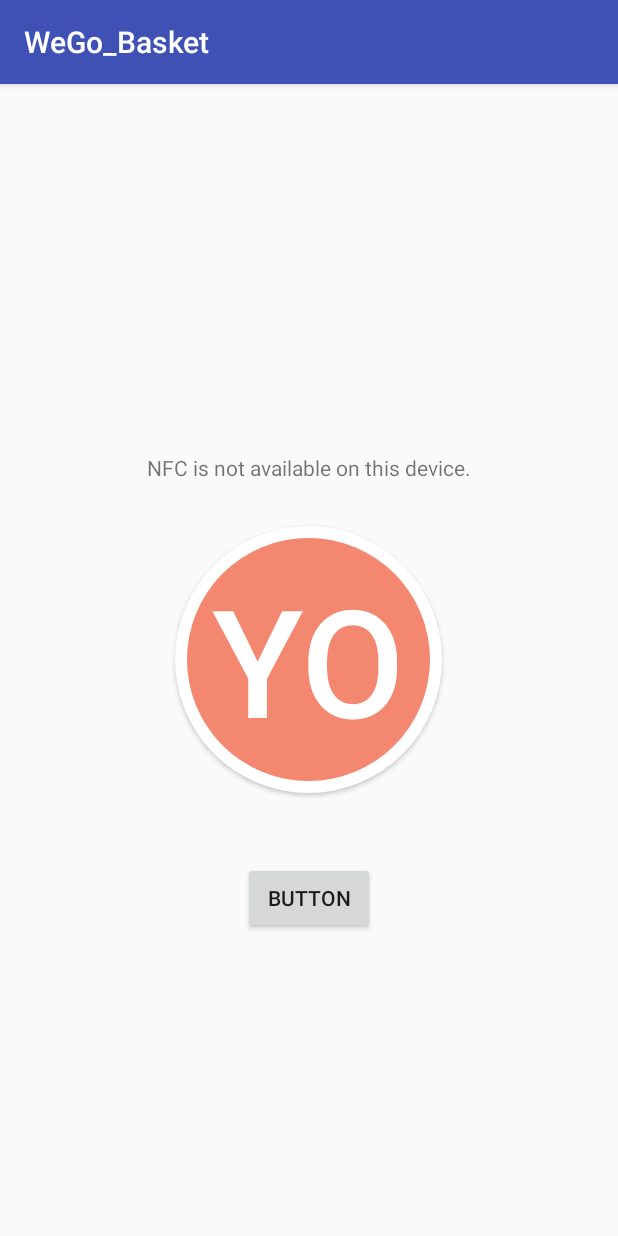
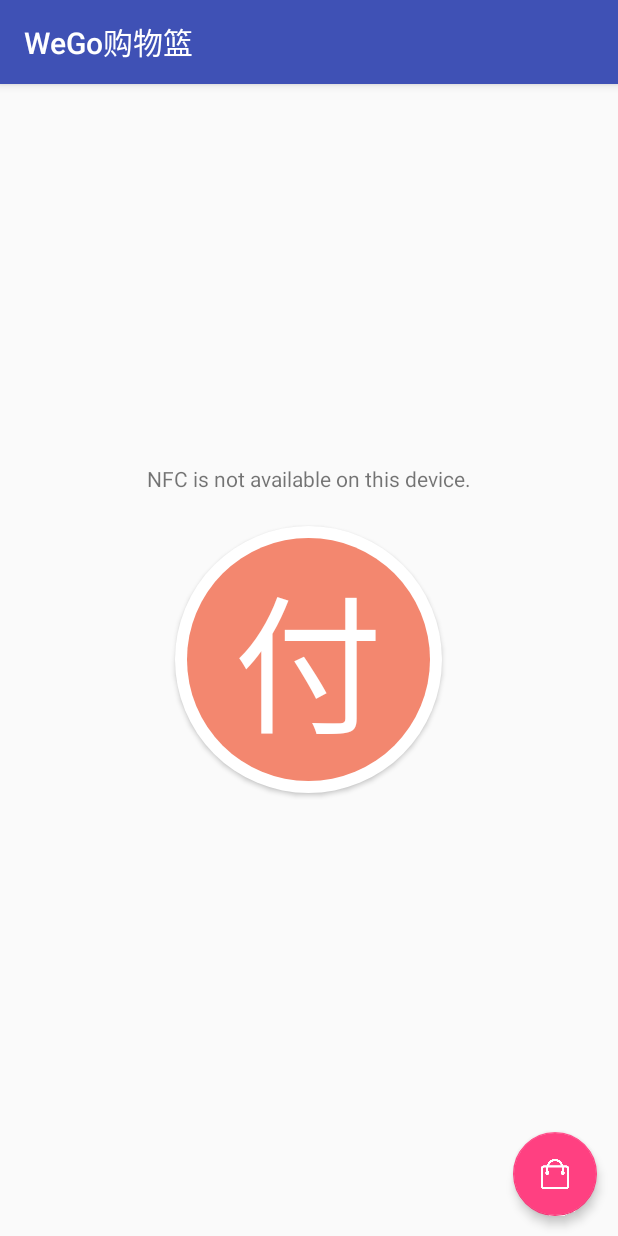
Before and after one commit to ZJUWeGo/WeGo, an Android app: the screen it shows after launch (MainActivity), after a tap on "YO", on a phone screen of 412 x 824 dp. Run offline under Robolectric (Android 15) with nearby library versions, the phone set to English and light mode, and no system bars; 1 other tap on this screen came first.

Commit message:
basket-更改了一些UI

```diff
--- a/WeGo_basket/app/build.gradle
+++ b/WeGo_basket/app/build.gradle
@@ -25,6 +25,7 @@ dependencies {
         exclude group: 'com.android.support', module: 'support-annotations'
     })
     compile 'com.android.support:appcompat-v7:26.+'
+    compile 'com.android.support:design:26.+'
     compile 'com.android.support.constraint:constraint-layout:1.0.2'
     testCompile 'junit:junit:4.12'
 }
--- a/WeGo_basket/app/src/main/AndroidManifest.xml
+++ b/WeGo_basket/app/src/main/AndroidManifest.xml
@@ -20,7 +20,9 @@
         android:roundIcon="@mipmap/ic_launcher_round"
         android:supportsRtl="true"
         android:theme="@style/AppTheme">
-        <activity android:name=".MainActivity">
+        <activity
+            android:name=".MainActivity"
+            android:launchMode="singleTop">
             <intent-filter>
                 <action android:name="android.intent.action.MAIN" />
 
--- a/WeGo_basket/app/src/main/java/com/wego/wego_basket/MainActivity.java
+++ b/WeGo_basket/app/src/main/java/com/wego/wego_basket/MainActivity.java
@@ -9,6 +9,7 @@ import android.os.Handler;
 import android.os.Message;
 import android.os.Parcelable;
 import android.provider.Settings;
+import android.support.design.widget.FloatingActionButton;
 import android.support.v7.app.AppCompatActivity;
 import android.os.Bundle;
 import android.text.format.Time;
@@ -20,6 +21,9 @@ import android.view.View;
 import android.widget.Button;
 import android.widget.TextView;
 import android.widget.Toast;
+
+import java.util.Timer;
+import java.util.TimerTask;
 
 import static com.wego.wego_basket.WriteText.createTextRecord;
 
@@ -44,13 +48,26 @@ public class MainActivity extends BaseNfcActivity implements NfcAdapter.CreateNd
                 myItemList.printItem();
                 myItemListText = myItemList.getItem();
 
-                //nfc发送
                 payBtn.setText("Yo");
-                System.out.println("hahaha");
+                Timer timer = new Timer();
+                TimerTask timerTask = new TimerTask() {
+                    @Override
+                    public void run() {
+                        runOnUiThread(new Runnable() {
+                            @Override
+                            public void run() {
+                                payBtn.setText("付");
+                            }
+                        });
+                    }
+                };
+
+                timer.schedule(timerTask,3000);
+                //System.out.println("hahaha");
             }
         });
 
-        final Button readBtn = (Button) findViewById(R.id.readItemBtn);
+        final FloatingActionButton readBtn = (FloatingActionButton) findViewById(R.id.readItemBtn);
         readBtn.setOnClickListener(new View.OnClickListener() {
             @Override
             public void onClick(View view) {
@@ -80,23 +97,6 @@ public class MainActivity extends BaseNfcActivity implements NfcAdapter.CreateNd
      */
     @Override
     public NdefMessage createNdefMessage(NfcEvent event) {
-//        Time time = new Time();
-//        time.setToNow();
-//        String text = ("Beam me up!\n\n" +
-//                "Beam Time: " + time.format("%H:%M:%S"));
-//        NdefMessage msg = new NdefMessage(NdefRecord.createMime(
-//                "application/ju88.hellonfc", text.getBytes())
-//                /**
-//                 * The Android Application Record (AAR) is commented out. When a device
-//                 * receives a push with an AAR in it, the application specified in the AAR
-//                 * is guaranteed to run. The AAR overrides the tag dispatch system.
-//                 * You can add it back in to guarantee that this
-//                 * activity starts when receiving a beamed message. For now, this code
-//                 * uses the tag dispatch system.
-//                 */
-//                //,NdefRecord.createApplicationRecord("com.example.android.beam")
-//        );
-
         NdefMessage msg = new NdefMessage(
                 new NdefRecord[] { createTextRecord(myItemListText) });
         return msg;
@@ -149,6 +149,19 @@ public class MainActivity extends BaseNfcActivity implements NfcAdapter.CreateNd
         NdefMessage msg = (NdefMessage) rawMsgs[0];
         // record 0 contains the MIME type, record 1 is the AAR, if present
         mInfoText.setText(new String(msg.getRecords()[0].getPayload()));
+        Timer timer = new Timer();
+        TimerTask timerTask = new TimerTask() {
+            @Override
+            public void run() {
+                runOnUiThread(new Runnable() {
+                    @Override
+                    public void run() {
+                        mInfoText.setText("");
+                    }
+                });
+            }
+        };
+        timer.schedule(timerTask,1000);
     }
 
     @Override
--- a/WeGo_basket/app/src/main/res/layout/activity_main.xml
+++ b/WeGo_basket/app/src/main/res/layout/activity_main.xml
@@ -8,8 +8,6 @@
 
 
     <Button
-        android:layout_centerHorizontal="true"
-        android:layout_centerVertical="true"
         android:id="@+id/payBtn"
         android:layout_width="wrap_content"
         android:layout_height="wrap_content"
@@ -19,24 +17,31 @@
         android:textSize="@dimen/payButtonTextSize"
         android:background="@drawable/bg_special_disease_circle"
         tools:layout_editor_absoluteY="166dp"
-        tools:layout_editor_absoluteX="103dp" />
+        tools:layout_editor_absoluteX="103dp"
+        android:layout_centerVertical="true"
+        android:layout_centerHorizontal="true" />
 
     <TextView
         android:id="@+id/textView"
         android:layout_width="wrap_content"
         android:layout_height="wrap_content"
-        android:text="TextView"
         android:layout_above="@+id/payBtn"
         android:layout_centerHorizontal="true"
-        android:layout_marginBottom="29dp" />
+        android:layout_marginBottom="22dp" />
 
-    <Button
+    <android.support.design.widget.FloatingActionButton
         android:id="@+id/readItemBtn"
         android:layout_width="wrap_content"
         android:layout_height="wrap_content"
-        android:layout_below="@+id/payBtn"
-        android:layout_centerHorizontal="true"
-        android:layout_marginTop="46dp"
-        android:text="Button" />
+        android:layout_alignParentBottom="true"
+        android:layout_alignParentEnd="true"
+        android:layout_marginBottom="13dp"
+        android:layout_marginEnd="14dp"
+        android:clickable="true"
+        android:theme="@style/MyFloatActionButton"
+        app:elevation="4dp"
+        app:fabSize="normal"
+        app:rippleColor="#880E4F"
+        app:srcCompat="@drawable/ic_readitem" />
 
 </RelativeLayout>
--- a/WeGo_basket/app/src/main/res/layout/activity_read_item.xml
+++ b/WeGo_basket/app/src/main/res/layout/activity_read_item.xml
@@ -10,10 +10,10 @@
         android:id="@+id/itemText"
         android:layout_width="wrap_content"
         android:layout_height="wrap_content"
-        android:text="TextView"
+        android:text="请将手机靠近商品NFC标签"
         android:textSize="24sp"
-        app:layout_constraintBottom_toBottomOf="parent"
         app:layout_constraintLeft_toLeftOf="parent"
         app:layout_constraintRight_toRightOf="parent"
-        app:layout_constraintTop_toTopOf="parent" />
+        app:layout_constraintTop_toTopOf="parent"
+        app:layout_constraintBottom_toBottomOf="parent" />
 </android.support.constraint.ConstraintLayout>
--- a/WeGo_basket/app/src/main/res/layout/activity_write_text.xml
+++ b/WeGo_basket/app/src/main/res/layout/activity_write_text.xml
@@ -75,7 +75,7 @@
         <ImageView
             android:layout_width="wrap_content"
             android:layout_height="wrap_content"
-            android:src="@drawable/nfc_write"
+            android:src="@drawable/nfc_card"
             android:layout_below="@+id/editPrice"
             android:layout_alignParentStart="true"
             android:layout_marginTop="17dp"
--- a/WeGo_basket/app/src/main/res/menu/options.xml
+++ b/WeGo_basket/app/src/main/res/menu/options.xml
@@ -5,10 +5,10 @@
     <item android:id="@+id/add_textTag"
         android:icon="@drawable/ic_add_tag"
         app:showAsAction="ifRoom"
-        android:title="@string/menu_settings" />
+        android:title="添加NFC标签" />
 
     <item android:id="@+id/menu_settings"
-          android:icon="@drawable/ic_menu_preferences"
+          android:icon="@drawable/ic_set_nfc"
           app:showAsAction="ifRoom"
           android:title="@string/menu_settings" />
 </menu>
--- a/WeGo_basket/app/src/main/res/values/strings.xml
+++ b/WeGo_basket/app/src/main/res/values/strings.xml
@@ -1,5 +1,5 @@
 <resources>
-    <string name="app_name">WeGo_Basket</string>
+    <string name="app_name">WeGo购物篮</string>
     <string name="payButtonText">付</string>
     <string name="menu_settings">Android Beam settings</string>
 </resources>
--- a/WeGo_basket/app/src/main/res/values/styles.xml
+++ b/WeGo_basket/app/src/main/res/values/styles.xml
@@ -8,4 +8,13 @@
         <item name="colorAccent">@color/colorAccent</item>
     </style>
 
+    <style name="MyButton" parent="Theme.AppCompat.Light">
+        <item name="colorControlHighlight">#FFFFFF</item>
+        <item name="colorButtonNormal">#B8B9B0</item>
+    </style>
+
+    <style name="MyFloatActionButton" parents="Theme.Appcompat.Light">
+        <item name="colorAccent">@color/colorAccent</item>
+    </style>
+
 </resources>
```
Also changed, not shown: WeGo_basket/app/src/main/res/drawable-hdpi/ic_menu_preferences.png (deleted), WeGo_basket/app/src/main/res/drawable-hdpi/ic_set_nfc.png (added), WeGo_basket/app/src/main/res/drawable-mdpi/ic_menu_preferences.png (deleted), WeGo_basket/app/src/main/res/drawable-mdpi/ic_set_nfc.png (added), WeGo_basket/app/src/main/res/drawable-xhdpi/ic_menu_preferences.png (deleted), WeGo_basket/app/src/main/res/drawable-xhdpi/ic_set_nfc.png (added), WeGo_basket/app/src/main/res/drawable-xxhdpi/ic_menu_preferences.png (deleted), WeGo_basket/app/src/main/res/drawable-xxhdpi/ic_set_nfc.png (added), WeGo_basket/app/src/main/res/drawable/ic_readitem.png (added), WeGo_basket/app/src/main/res/drawable/nfc_card.png (added).
